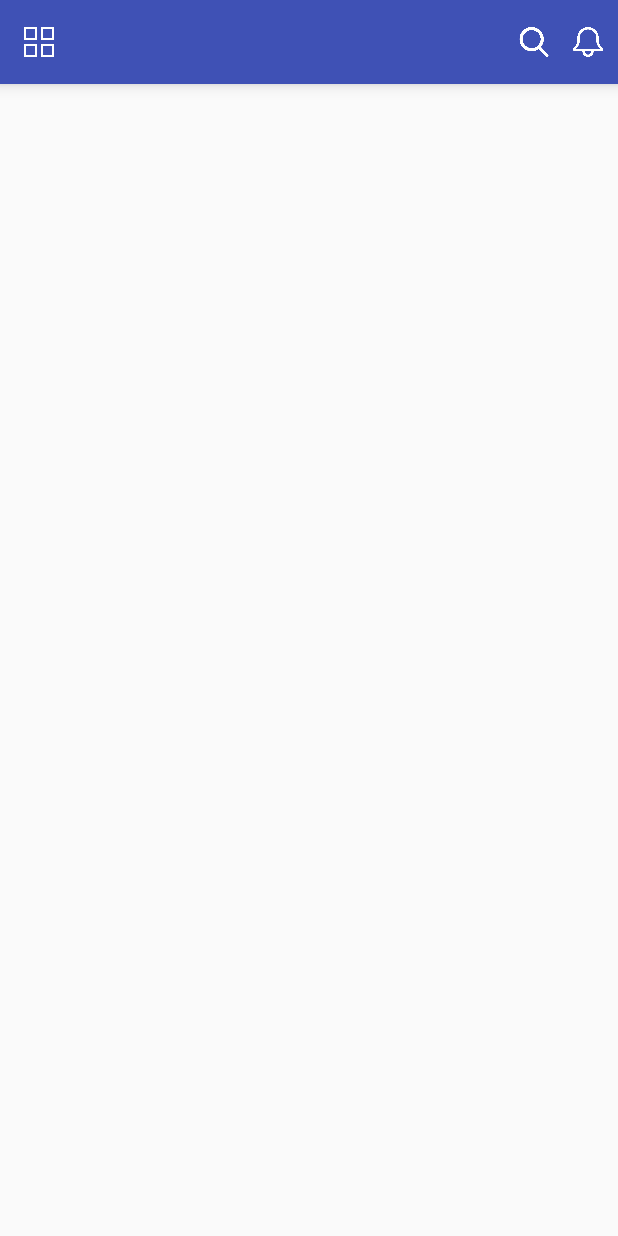
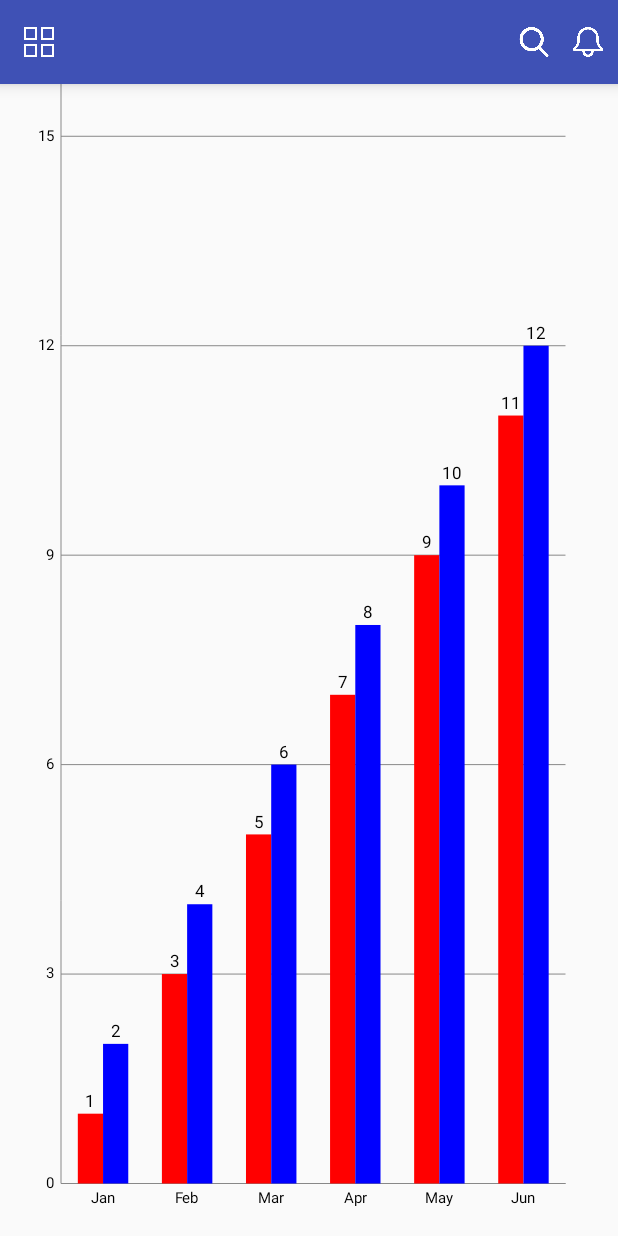
Before and after one commit to manishpatidar27/ProjectOneRepo, an Android app: the screen it shows after launch (GroupBarChart), on a phone screen of 412 x 824 dp. Run offline under Robolectric (Android 15) with nearby library versions, the phone set to English and light mode, and no system bars.

```diff
--- a/app/src/main/res/layout/activity_group_bar_chart.xml
+++ b/app/src/main/res/layout/activity_group_bar_chart.xml
@@ -61,7 +61,7 @@
 
     <com.github.mikephil.charting.charts.BarChart
         android:id="@+id/barChart"
-        android:layout_width="0dp"
+        android:layout_width="match_parent"
         android:layout_marginEnd="20dp"
         app:layout_constraintRight_toRightOf="parent"
         android:layout_marginRight="20dp"
@@ -70,7 +70,7 @@
         android:layout_marginLeft="20dp"
         android:layout_marginTop="20dp"
         app:layout_constraintTop_toTopOf="parent"
-        android:layout_height="0dp"
+        android:layout_height="match_parent"
         app:layout_constraintBottom_toBottomOf="parent"
         android:layout_marginBottom="20dp" />
 
```
Also changed, not shown: app/src/main/java/com/androidgaming/activities/GraphInScroll.java (added, +19 -0 lines).
